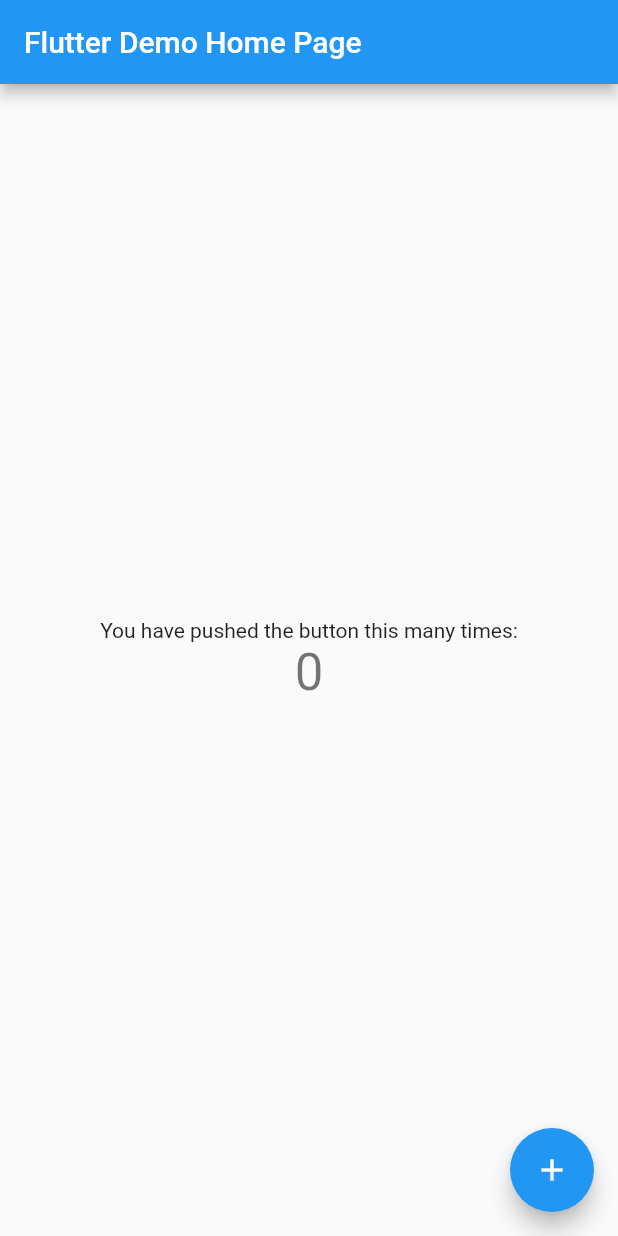
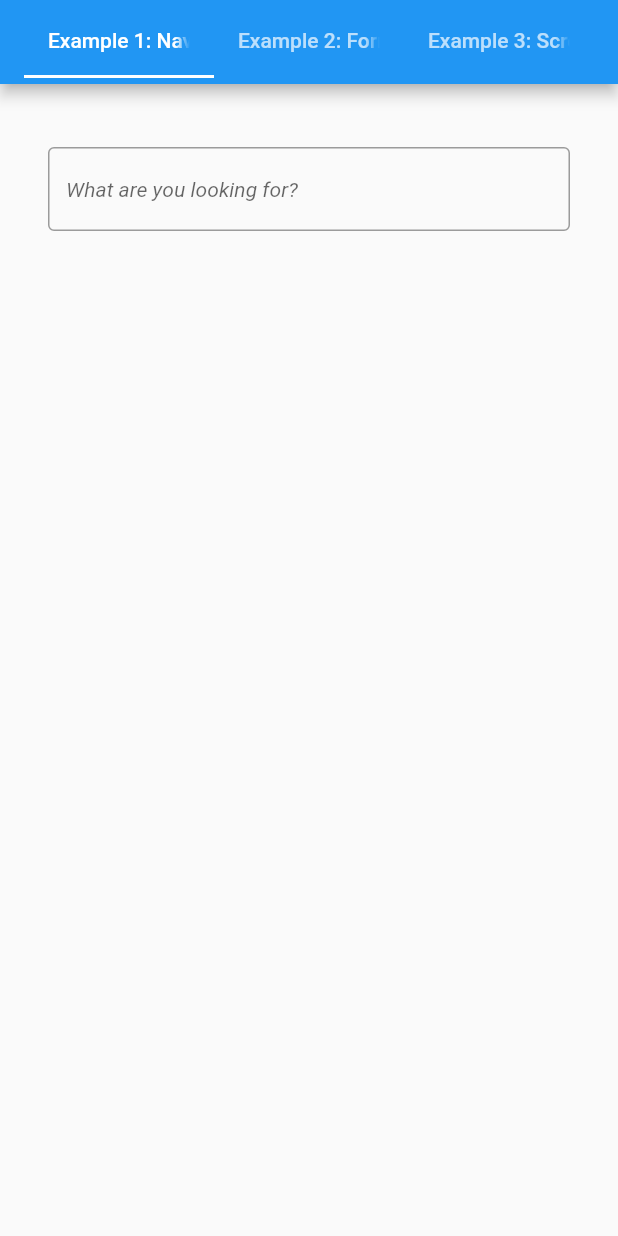
Before and after one commit to semack/zx_tape_player, a Flutter app: the screen it shows after launch, on a phone screen of 412 x 824 dp. Run offline on Flutter 3.47's test engine with Material 2 defaults, Android fonts, the phone set to English and light mode, and no system bars; drawn by our look-alikes of flutter_typeahead; our stand-ins replace splashscreen; network calls fail.

```diff
--- /dev/null
+++ b/lib/main.dart
@@ -0,0 +1,32 @@
+import 'package:flutter/material.dart';
+
+import 'ui/screens/splash.dart';
+
+void main() => runApp(new MaterialApp(home: new ZxTapePlayer()));
+
+class ZxTapePlayer extends StatelessWidget {
+  // This widget is the root of your application.
+  @override
+  Widget build(BuildContext context) {
+    return MaterialApp(
+      title: 'Flutter Demo',
+      theme: ThemeData(
+        // This is the theme of your application.
+        //
+        // Try running your application with "flutter run". You'll see the
+        // application has a blue toolbar. Then, without quitting the app, try
+        // changing the primarySwatch below to Colors.green and then invoke
+        // "hot reload" (press "r" in the console where you ran "flutter run",
+        // or simply save your changes to "hot reload" in a Flutter IDE).
+        // Notice that the counter didn't reset back to zero; the application
+        // is not restarted.
+        primarySwatch: Colors.blue,
+        // This makes the visual density adapt to the platform that you run
+        // the app on. For desktop platforms, the controls will be smaller and
+        // closer together (more dense) than on mobile platforms.
+        visualDensity: VisualDensity.adaptivePlatformDensity,
+      ),
+      home: Splash(),
+    );
+  }
+}
--- a/lib/screens/home.dart
+++ /dev/null
@@ -1,141 +0,0 @@
-import 'dart:io';
-
-import 'package:flutter/material.dart';
-import 'package:flutter/services.dart';
-import 'package:ocarina/ocarina.dart';
-import 'package:path_provider/path_provider.dart';
-import 'package:zx_tape_to_wav/zx_tape_to_wav.dart';
-
-/*
-void main() {
-  runApp(MyApp());
-}
-
-class MyApp extends StatelessWidget {
-  // This widget is the root of your application.
-  @override
-  Widget build(BuildContext context) {
-    return MaterialApp(
-      title: 'Flutter Demo',
-      theme: ThemeData(
-        // This is the theme of your application.
-        //
-        // Try running your application with "flutter run". You'll see the
-        // application has a blue toolbar. Then, without quitting the app, try
-        // changing the primarySwatch below to Colors.green and then invoke
-        // "hot reload" (press "r" in the console where you ran "flutter run",
-        // or simply save your changes to "hot reload" in a Flutter IDE).
-        // Notice that the counter didn't reset back to zero; the application
-        // is not restarted.
-        primarySwatch: Colors.blue,
-        // This makes the visual density adapt to the platform that you run
-        // the app on. For desktop platforms, the controls will be smaller and
-        // closer together (more dense) than on mobile platforms.
-        visualDensity: VisualDensity.adaptivePlatformDensity,
-      ),
-      home: MyHomePage(title: 'Flutter Demo Home Page'),
-    );
-  }
-}
-*/
-
-class MyHomePage extends StatefulWidget {
-  MyHomePage({Key key, this.title}) : super(key: key);
-
-  // This widget is the home page of your application. It is stateful, meaning
-  // that it has a State object (defined below) that contains fields that affect
-  // how it looks.
-
-  // This class is the configuration for the state. It holds the values (in this
-  // case the title) provided by the parent (in this case the App widget) and
-  // used by the build method of the State. Fields in a Widget subclass are
-  // always marked "final".
-
-  final String title;
-
-  @override
-  _MyHomePageState createState() => _MyHomePageState();
-}
-
-class _MyHomePageState extends State<MyHomePage> {
-  int _counter = 0;
-  OcarinaPlayer _player;
-
-  Future<void> _incrementCounter() {
-    // This call to setState tells the Flutter framework that something has
-    // changed in this State, which causes it to rerun the build method below
-    // so that the display can reflect the updated values. If we changed
-    // _counter without calling setState(), then the build method would not be
-    // called again, and so nothing would appear to happen.
-    setState(() {
-      _counter++;
-    });
-  }
-
-  @override
-  Widget build(BuildContext context) {
-    // This method is rerun every time setState is called, for instance as done
-    // by the _incrementCounter method above.
-    //
-    // The Flutter framework has been optimized to make rerunning build methods
-    // fast, so that you can just rebuild anything that needs updating rather
-    // than having to individually change instances of widgets.
-    return Scaffold(
-      appBar: AppBar(
-        // Here we take the value from the MyHomePage object that was created by
-        // the App.build method, and use it to set our appbar title.
-        title: Text(widget.title),
-      ),
-      body: Center(
-        // Center is a layout widget. It takes a single child and positions it
-        // in the middle of the parent.
-        child: Column(
-          // Column is also a layout widget. It takes a list of children and
-          // arranges them vertically. By default, it sizes itself to fit its
-          // children horizontally, and tries to be as tall as its parent.
-          //
-          // Invoke "debug painting" (press "p" in the console, choose the
-          // "Toggle Debug Paint" action from the Flutter Inspector in Android
-          // Studio, or the "Toggle Debug Paint" command in Visual Studio Code)
-          // to see the wireframe for each widget.
-          //
-          // Column has various properties to control how it sizes itself and
-          // how it positions its children. Here we use mainAxisAlignment to
-          // center the children vertically; the main axis here is the vertical
-          // axis because Columns are vertical (the cross axis would be
-          // horizontal).
-          mainAxisAlignment: MainAxisAlignment.center,
-          children: <Widget>[
-            Text(
-              'You have pushed the button this many times:',
-            ),
-            Text(
-              '$_counter',
-              style: Theme.of(context).textTheme.headline4,
-            ),
-          ],
-        ),
-      ),
-      floatingActionButton: FloatingActionButton(
-        onPressed: () async {
-          await getApplicationDocumentsDirectory().then((dir) async {
-            return dir.path + "/test.wav";
-          }).then((fileName) => rootBundle.load('assets/test.tap').then(
-                  (bytes) =>
-                  ZxTape.create(bytes.buffer.asUint8List()).then((tape) async {
-                    await tape.toWavBytes().then(
-                            (output) => new File(fileName).writeAsBytes(output));
-                    var player = new OcarinaPlayer(filePath: fileName);
-                    await player.load();
-                    await player.play();
-                    setState(() {
-                      _player = player;
-                    });
-                  })));
-        },
-        tooltip: 'Increment',
-        child: Icon(Icons.add),
-      ), // This trailing comma makes auto-formatting nicer for build methods.
-    );
-  }
-}
--- /dev/null
+++ b/lib/ui/screens/home.dart
@@ -0,0 +1,27 @@
+import 'package:flutter/material.dart';
+
+import 'package:zx_tape_player/ui/widgets/navigation.dart';
+import 'package:zx_tape_player/ui/widgets/scroll.dart';
+import 'package:zx_tape_player/ui/widgets/search.dart';
+
+class MyHomePage extends StatelessWidget {
+  @override
+  Widget build(BuildContext context) {
+    return DefaultTabController(
+      length: 3,
+      child: Scaffold(
+          appBar: AppBar(
+            title: TabBar(tabs: [
+              Tab(text: 'Example 1: Navigation'),
+              Tab(text: 'Example 2: Form'),
+              Tab(text: 'Example 3: Scroll')
+            ]),
+          ),
+          body: TabBarView(children: [
+            NavigationExample(),
+            FormExample(),
+            ScrollExample(),
+          ])),
+    );
+  }
+}
--- /dev/null
+++ b/lib/ui/widgets/navigation.dart
@@ -0,0 +1,45 @@
+import 'package:flutter/material.dart';
+import 'package:flutter_typeahead/flutter_typeahead.dart';
+import 'package:zx_tape_player/services/backend.dart';
+import 'package:zx_tape_player/ui/screens/player.dart';
+
+class NavigationExample extends StatelessWidget {
+  @override
+  Widget build(BuildContext context) {
+    return Padding(
+      padding: EdgeInsets.all(32.0),
+      child: Column(
+        children: <Widget>[
+          SizedBox(
+            height: 10.0,
+          ),
+          TypeAheadField(
+            textFieldConfiguration: TextFieldConfiguration(
+              autofocus: true,
+              style: DefaultTextStyle.of(context)
+                  .style
+                  .copyWith(fontStyle: FontStyle.italic),
+              decoration: InputDecoration(
+                  border: OutlineInputBorder(),
+                  hintText: 'What are you looking for?'),
+            ),
+            suggestionsCallback: (pattern) async {
+              return await BackendService.getSuggestions(pattern);
+            },
+            itemBuilder: (context, suggestion) {
+              return ListTile(
+                leading: Icon(Icons.shopping_cart),
+                title: Text(suggestion['name']),
+                subtitle: Text('\$${suggestion['price']}'),
+              );
+            },
+            onSuggestionSelected: (suggestion) {
+              Navigator.of(context).push(MaterialPageRoute(
+                  builder: (context) => ProductPage(product: suggestion)));
+            },
+          ),
+        ],
+      ),
+    );
+  }
+}
--- a/pubspec.yaml
+++ b/pubspec.yaml
@@ -27,6 +27,7 @@ dependencies:
   path_provider: ^1.6.27
   ocarina: ^0.0.5
   splashscreen: ^1.3.5
+  flutter_typeahead: ^2.0.0
 
   # The following adds the Cupertino Icons font to your application.
   # Use with the CupertinoIcons class for iOS style icons.
```
Also changed, not shown: lib/services/backend.dart (added, +40 -0 lines), lib/ui/screens/player.dart (added, +29 -0 lines), lib/ui/screens/splash.dart (renamed from lib/screens/splash.dart, +6 -12 lines), lib/ui/widgets/scroll.dart (added, +42 -0 lines), lib/ui/widgets/search.dart (added, +70 -0 lines), pubspec.lock, 4 other files.
